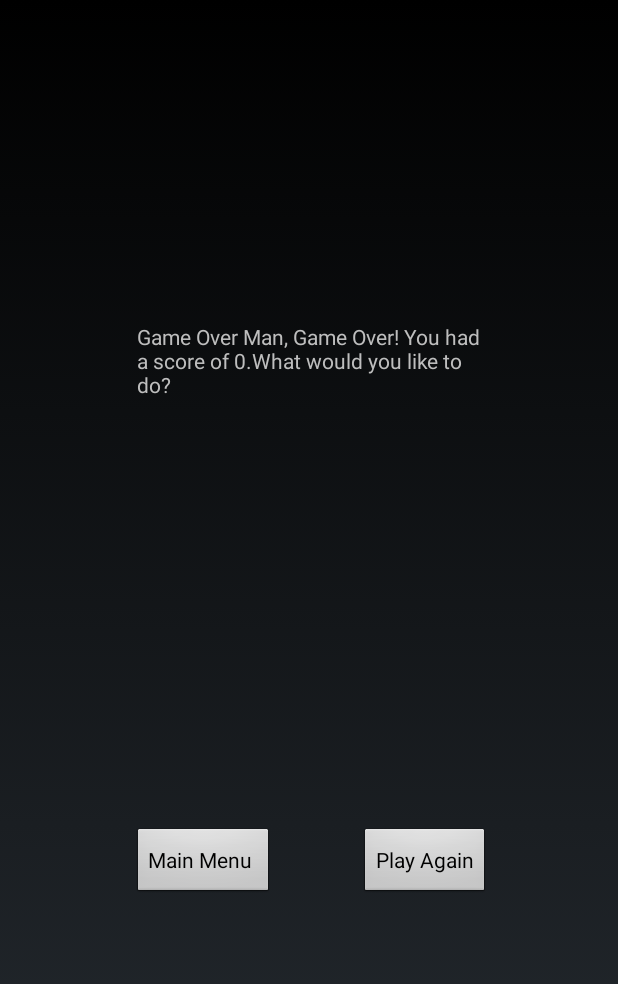
After one commit to chrisfarfan/JayWalker, an Android app: the GameOverActivity screen opened directly, with no data from a screen before it, on a phone screen of 412 x 824 dp. The commit adds this screen. Shown: the top 984 px of the screen. Run offline under Robolectric (Android 15) with nearby library versions, the phone set to English and light mode, and no system bars.

Commit message:
Added gameover screen and functionality

```diff
--- a/app/src/main/AndroidManifest.xml
+++ b/app/src/main/AndroidManifest.xml
@@ -9,7 +9,7 @@
         android:roundIcon="@mipmap/ic_launcher_round"
         android:supportsRtl="true"
         android:theme="@android:style/Theme.NoTitleBar.Fullscreen">
-    <activity android:name=".MainMenu">
+        <activity android:name=".MainMenu">
             <intent-filter>
                 <action android:name="android.intent.action.MAIN" />
 
@@ -17,7 +17,8 @@
             </intent-filter>
         </activity>
         <activity android:name=".PlayActivity" />
-        <activity android:name=".InstructionsActivity"></activity>
+        <activity android:name=".InstructionsActivity" />
+        <activity android:name=".GameOverActivity"></activity>
     </application>
 
 </manifest>
--- /dev/null
+++ b/app/src/main/java/ca/bolognaboyz/jaywalker/GameOverActivity.java
@@ -0,0 +1,35 @@
+package ca.bolognaboyz.jaywalker;
+
+import android.app.Activity;
+import android.content.Intent;
+import android.os.Bundle;
+import android.view.View;
+import android.widget.TextView;
+
+public class GameOverActivity extends Activity {
+
+
+    TextView gameOverTextView;
+
+    @Override
+    protected void onCreate(Bundle savedInstanceState) {
+        super.onCreate(savedInstanceState);
+        setContentView(R.layout.activity_game_over);
+
+        gameOverTextView = findViewById(R.id.gameOverMsg);
+        int playerScore = getIntent().getIntExtra("playerScore", 0);
+
+        gameOverTextView.setText("Game Over Man, Game Over! You had a score of " + playerScore +
+        ".What would you like to do?");
+    }
+
+    public void mainMenuClick(View view){
+        Intent intent = new Intent(this,MainMenu.class);
+        startActivity(intent);
+    }
+
+    public void playAgainClick(View view){
+        Intent intent = new Intent(this,PlayActivity.class);
+        startActivity(intent);
+    }
+}
--- a/app/src/main/java/ca/bolognaboyz/jaywalker/PlayActivity.java
+++ b/app/src/main/java/ca/bolognaboyz/jaywalker/PlayActivity.java
@@ -2,6 +2,7 @@ package ca.bolognaboyz.jaywalker;
 
 import android.app.Activity;
 import android.content.Context;
+import android.content.Intent;
 import android.graphics.Bitmap;
 import android.graphics.BitmapFactory;
 import android.graphics.Canvas;
@@ -304,7 +305,11 @@ public class PlayActivity extends Activity {
             playerX = 0;
             lives--;
             playerCol = 0;
-
+            if (lives == 0){
+                Intent intent = new Intent(PlayActivity.this,GameOverActivity.class);
+                intent.putExtra("playerScore", score);
+                startActivity(intent);
+            }
         }
     }
 
--- /dev/null
+++ b/app/src/main/res/layout/activity_game_over.xml
@@ -0,0 +1,53 @@
+<?xml version="1.0" encoding="utf-8"?>
+<android.support.constraint.ConstraintLayout xmlns:android="http://schemas.android.com/apk/res/android"
+    xmlns:app="http://schemas.android.com/apk/res-auto"
+    xmlns:tools="http://schemas.android.com/tools"
+    android:layout_width="match_parent"
+    android:layout_height="match_parent"
+    tools:context="ca.bolognaboyz.jaywalker.GameOverActivity">
+
+    <Button
+        android:id="@+id/mainMenuBtn"
+        android:layout_width="wrap_content"
+        android:layout_height="wrap_content"
+        android:layout_marginBottom="8dp"
+        android:layout_marginStart="88dp"
+        android:layout_marginTop="8dp"
+        android:onClick="mainMenuClick"
+        android:text="Main Menu "
+        app:layout_constraintBottom_toBottomOf="parent"
+        app:layout_constraintStart_toStartOf="parent"
+        app:layout_constraintTop_toTopOf="parent"
+        app:layout_constraintVertical_bias="0.715" />
+
+    <Button
+        android:id="@+id/playAgainBtn"
+        android:layout_width="wrap_content"
+        android:layout_height="wrap_content"
+        android:layout_marginBottom="8dp"
+        android:layout_marginEnd="8dp"
+        android:layout_marginStart="8dp"
+        android:layout_marginTop="8dp"
+        android:onClick="playAgainClick"
+        android:text="Play Again"
+        app:layout_constraintBottom_toBottomOf="parent"
+        app:layout_constraintEnd_toEndOf="parent"
+        app:layout_constraintHorizontal_bias="0.384"
+        app:layout_constraintStart_toEndOf="@+id/mainMenuBtn"
+        app:layout_constraintTop_toTopOf="parent"
+        app:layout_constraintVertical_bias="0.715" />
+
+    <TextView
+        android:id="@+id/gameOverMsg"
+        android:layout_width="230dp"
+        android:layout_height="103dp"
+        android:layout_marginBottom="8dp"
+        android:layout_marginEnd="8dp"
+        android:layout_marginStart="8dp"
+        android:layout_marginTop="8dp"
+        app:layout_constraintBottom_toBottomOf="parent"
+        app:layout_constraintEnd_toEndOf="parent"
+        app:layout_constraintStart_toStartOf="parent"
+        app:layout_constraintTop_toTopOf="parent"
+        app:layout_constraintVertical_bias="0.293" />
+</android.support.constraint.ConstraintLayout>
```
